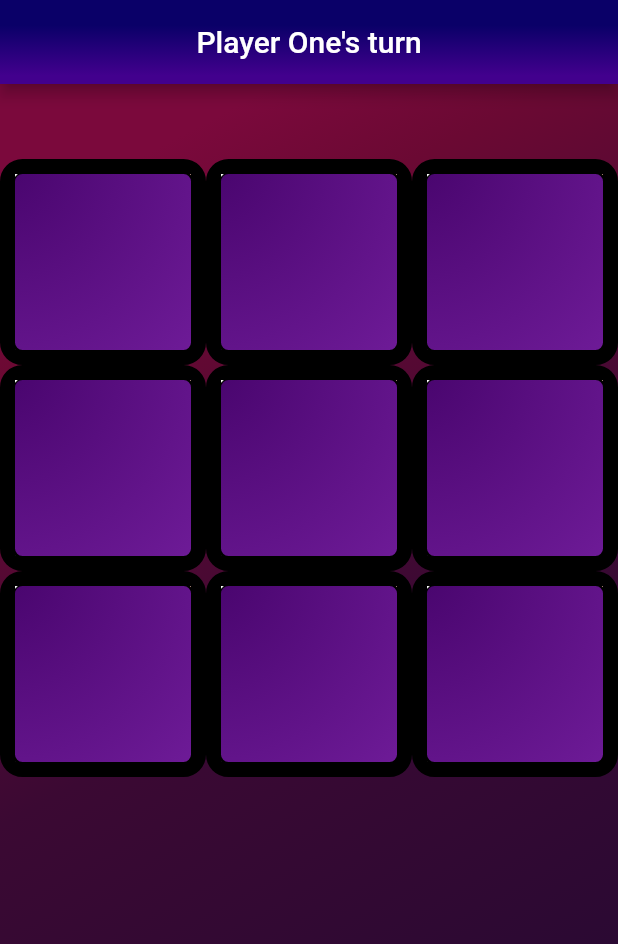
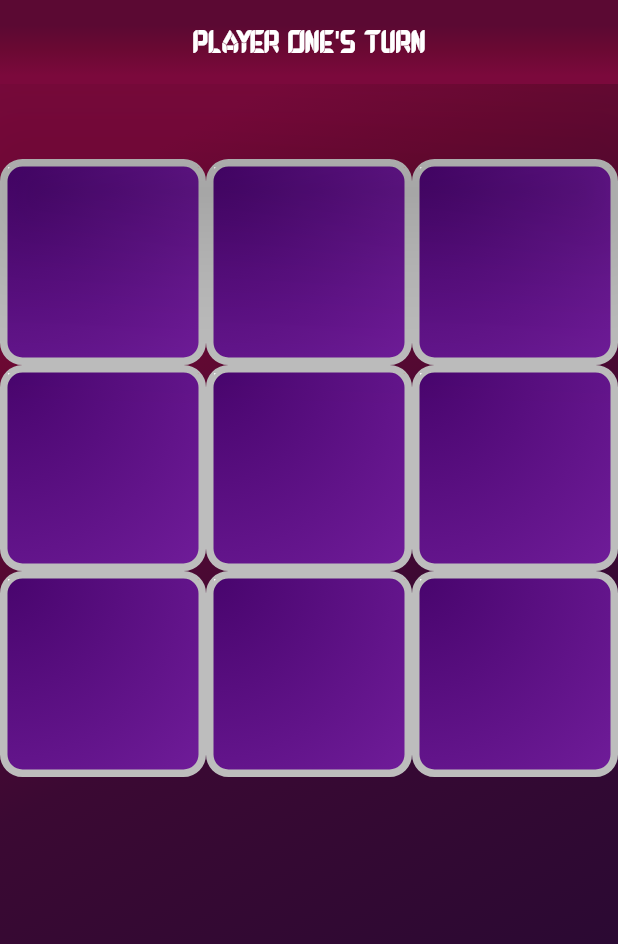
Before and after one commit to JinLong0600/tic_tac_toe, a Flutter app: the screen it shows after launch, after a tap on "Player VS Player", on a phone screen of 412 x 824 dp. Shown: the top 944 px of the screen. Run offline on Flutter 3.47's test engine with Material 2 defaults, Android fonts, the phone set to English and light mode, and no system bars; our stand-ins replace audioplayers.

Commit message:
3rd Commit

```diff
--- /dev/null
+++ b/lib/consts/text_style.dart
@@ -0,0 +1,40 @@
+import 'package:flutter/material.dart';
+
+const bold = "bold";
+const regular = "regular";
+const debrosee = "debrosee";
+
+font35({family = "debrosee"}) {
+  return TextStyle(
+    fontSize: 35.0,
+    color: Colors.white,
+    fontWeight: FontWeight.bold,
+    fontFamily: family,
+  );
+}
+
+fontGrey800_35({family = "debrosee"}) {
+  return TextStyle(
+    fontSize: 35.0,
+    color: Colors.grey.shade800,
+    fontWeight: FontWeight.bold,
+    fontFamily: family,
+  );
+}
+
+font20({family = "debrosee"}) {
+  return TextStyle(
+    fontSize: 20.0,
+    color: Colors.white,
+    fontFamily: family,
+  );
+}
+
+fontGrey600_20({family = "debrosee"}) {
+  return TextStyle(
+    fontSize: 20.0,
+    color: Colors.grey.shade600,
+    fontWeight: FontWeight.bold,
+    fontFamily: family,
+  );
+}
--- a/lib/screen/game_page.dart
+++ b/lib/screen/game_page.dart
@@ -2,6 +2,7 @@ import 'package:flutter/material.dart';
 import 'dart:async';
 import 'dart:math';
 import 'package:audioplayers/audioplayers.dart';
+import 'package:tic_tac_toe/consts/text_style.dart';
 
 class GamePage extends StatefulWidget {
   //const GamePage({Key? key}) : super(key: key);
@@ -44,16 +45,16 @@ class _GamePageState extends State<GamePage> {
                 oTurn && widget.isPvP ? "Player One's turn" :
                 !oTurn && widget.isPvP ? "Player Two's turn" :
                 oTurn && !widget.isPvP ? "Player's turn" : "Computer's turn"
-            )
+            , style: font20())
         ),
         automaticallyImplyLeading: false,
         flexibleSpace: Container(
-          decoration: BoxDecoration(
+          decoration: const BoxDecoration(
             gradient: LinearGradient(
                 colors: [
-                  Color(0xFF0A0068),
-                  Color(0xFF26007B),
-                  Color(0xFF42008D),
+                  Color(0xFF5B0933),
+                  Color(0xFF6B0933),
+                  Color(0xFF7B093C),
                 ],
                 stops: [
                   0.3,
@@ -64,10 +65,10 @@ class _GamePageState extends State<GamePage> {
                 end: Alignment.bottomCenter
             ),
           ),
-        ),
+        ), elevation: 50,
       ),
       body: Container(
-        decoration: BoxDecoration(
+        decoration: const BoxDecoration(
           gradient: LinearGradient(
               colors: [
                 Color(0xFF2B0933),
@@ -91,12 +92,12 @@ class _GamePageState extends State<GamePage> {
         ),
         child: Column(
           children: [
-            SizedBox(height: 50, width: double.infinity,),
+            const SizedBox(height: 50, width: double.infinity,),
             Expanded(
               flex: 3,
               child: GridView.builder(
                   itemCount: 9,
-                  gridDelegate: SliverGridDelegateWithFixedCrossAxisCount(crossAxisCount: 3),
+                  gridDelegate: const SliverGridDelegateWithFixedCrossAxisCount(crossAxisCount: 3),
                   itemBuilder: (BuildContext, int index){
                     return GestureDetector(
                       onTap: () async {
@@ -123,8 +124,8 @@ class _GamePageState extends State<GamePage> {
                         decoration: BoxDecoration(
                             borderRadius: BorderRadius.circular(15),
                             border: Border.all(
-                              width: 10,
-                              color: Colors.black,
+                              width: 5,
+                              color: Colors.grey.shade400,
                             ),
                             gradient: RadialGradient(
                             colors : matchIndexes.contains(index) ? [Color(0xFF003A6C), Color(0xFF89CFF0), Color(0xFFB0E0E6)] : [Color(0xFF47046C), Color(0xFF731E9D), Color(0xFFA041C5)],
@@ -524,8 +525,8 @@ class _GamePageState extends State<GamePage> {
           },
           // AlertDialog will allow user to return to "Main Menu" when clicking "Quit"; To play again click "Play Again"
           child: AlertDialog(
-            title: Text('Result', style: TextStyle(fontSize: 25.0, fontWeight: FontWeight.bold)),
-            content: Text(resultDeclartion),
+            title: Text('Result', style: fontGrey800_35()),
+            content: Text(resultDeclartion, style: fontGrey600_20(),),
             actions: <Widget>[
               TextButton(
                 style: ButtonStyle(
@@ -540,7 +541,7 @@ class _GamePageState extends State<GamePage> {
                     ),
                   ),
                 ),
-                child: Text('Main Menu'),
+                child: Text('Main Menu', style: font20(),),
                 onPressed: () {
                   // Close the pop-up window
                   Navigator.popUntil(context, (route) => route.isFirst);
@@ -559,7 +560,7 @@ class _GamePageState extends State<GamePage> {
                     ),
                   ),
                 ),
-                child: Text('Play Again'),
+                child: Text('Play Again', style: font20(),),
                 onPressed: () {
                   // Once click will the broad
                   _clearBoard();
--- a/lib/screen/main_menu.dart
+++ b/lib/screen/main_menu.dart
@@ -3,6 +3,7 @@ import 'dart:async';
 import 'package:tic_tac_toe/screen/game_page.dart';
 import 'package:tic_tac_toe/screen/select_difficulty.dart';
 import 'package:audioplayers/audioplayers.dart';
+import 'package:tic_tac_toe/consts/text_style.dart';
 
 class MainMenu extends StatefulWidget {
   //const MainMenu({Key? key}) : super(key: key);
@@ -42,7 +43,7 @@ class _MainMenuState extends State<MainMenu> {
     return MaterialApp(
       home: Scaffold(
         body: Container(
-          decoration: BoxDecoration(
+          decoration: const BoxDecoration(
             gradient: LinearGradient(
               colors: [
                 Color(0xFF2B0933),
@@ -77,7 +78,7 @@ class _MainMenuState extends State<MainMenu> {
                     ),
                     SizedBox(height: 30, width: double.infinity,),
                     Center(
-                        child: Text('Tic Tac Toe', style:  TextStyle(fontSize: 25.0, color: Colors.white, fontWeight: FontWeight.bold)),
+                        child: Text('Tic Tac Toe', style: font35()),
                       ),
                   ],
                 ),
@@ -88,12 +89,12 @@ class _MainMenuState extends State<MainMenu> {
                     Center(
                       child: OutlinedButton(
                         onPressed: () {Navigator.push(context, MaterialPageRoute(builder: (context) => GamePage(isPvP: true, isPcEasy: true)));},
-                        child: Text('Player VS Player'),
+                        child: Text('Player VS Player', style: TextStyle(fontWeight: FontWeight.bold),),
                         style: OutlinedButton.styleFrom(
-                          textStyle: TextStyle(fontSize: 20.0, color: Colors.white, fontWeight: FontWeight.bold),
+                          textStyle: font20(),
                           padding: EdgeInsets.symmetric(vertical: 25.0, horizontal: 65.0),
                           primary: Colors.white,
-                          side: BorderSide(width: 5, color: Colors.blue),
+                          side: BorderSide(width: 5, color: Colors.grey.shade300,),
                           shape: const RoundedRectangleBorder(
                             borderRadius: BorderRadius.all(Radius.circular(25)),
                           ),
@@ -106,10 +107,10 @@ class _MainMenuState extends State<MainMenu> {
                         onPressed: () {Navigator.push(context, MaterialPageRoute(builder: (context) => SelectDifficulty()));},
                         child: Text('Player VS Computer'),
                         style: OutlinedButton.styleFrom(
-                          textStyle: TextStyle(fontSize: 20.0, color: Colors.white, fontWeight: FontWeight.bold),
+                          textStyle: font20(),
                           padding: EdgeInsets.symmetric(vertical: 25.0, horizontal: 50.0),
                           primary: Colors.white,
-                          side: BorderSide(width: 5, color: Colors.blue),
+                          side: BorderSide(width: 5, color: Colors.grey.shade300,),
                           shape: const RoundedRectangleBorder(
                             borderRadius: BorderRadius.all(Radius.circular(25)),
                           ),
```
Also changed, not shown: lib/screen/select_difficulty.dart (+9 -7 lines), pubspec.yaml (+10 -1 lines), assets/bold.ttf (added), assets/regular.ttf (added), assets/regular_debrosee.ttf (added).
